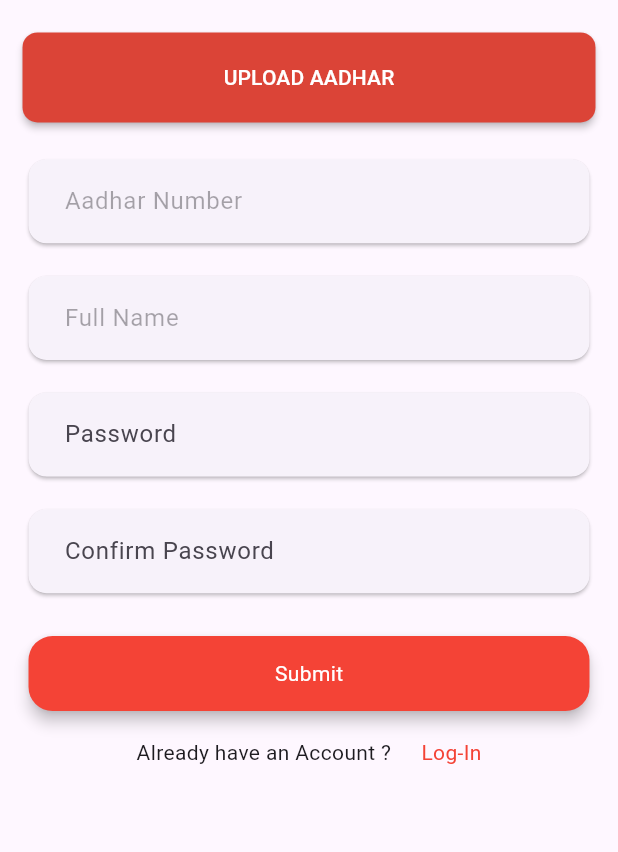
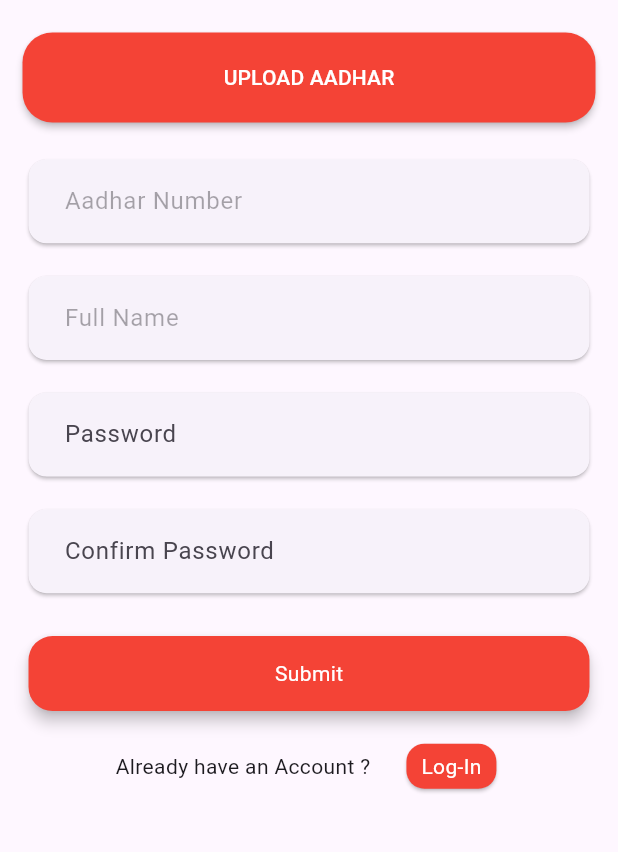
Before and after one commit to Perumallpardhiv/o-bug1, a Flutter app: the screen it shows after launch, after a tap on "Submit", after a tap on "Sign-Up", on a phone screen of 412 x 824 dp, the part 197-1049 px from its top. Run offline on Flutter 3.47's test engine with Material 2 defaults, Android fonts, the phone set to English and light mode, and no system bars; our stand-ins replace adaptive_theme, easy_localization, flutter_native_splash, form_field_validator, google_fonts, hive and 2 more; accounts and stored records are empty.

Commit message:
ui refinement Fixes #21

```diff
--- a/lib/screens/login.dart
+++ b/lib/screens/login.dart
@@ -40,9 +40,12 @@ class _LoginState extends State<Login> {
                 SizedBox(
                   height: MediaQuery.of(context).size.width / 5,
                 ),
-                Image.asset('assets/images/logo.png'),
+                Image.asset(
+                  'assets/images/logo.png',
+                  height: 70,
+                ),
                 SizedBox(
-                  height: MediaQuery.of(context).size.width / 50,
+                  height: MediaQuery.of(context).size.width / 20,
                 ),
                 Card(
                   child: Padding(
@@ -63,12 +66,14 @@ class _LoginState extends State<Login> {
                   child: Padding(
                     padding: const EdgeInsets.only(left: 8, right: 8),
                     child: TextFormField(
-                        validator: RequiredValidator(
-                            errorText: 'Password is required'),
-                        cursorColor: Colors.redAccent,
-                        controller: _passwordController,
-                        decoration: inputDecoration.copyWith(
-                            hintText: 'password'.tr())),
+                      validator:
+                          RequiredValidator(errorText: 'Password is required'),
+                      cursorColor: Colors.redAccent,
+                      controller: _passwordController,
+                      obscureText: true,
+                      decoration:
+                          inputDecoration.copyWith(hintText: 'password'.tr()),
+                    ),
                   ),
                 ),
                 SizedBox(
@@ -124,9 +129,18 @@ class _LoginState extends State<Login> {
                       width: 20,
                     ),
                     GestureDetector(
-                      child: Text(
-                        "signUp".tr(),
-                        style: const TextStyle(color: Colors.red),
+                      child: Card(
+                        color: Colors.red,
+                        child: SizedBox(
+                          width: 70,
+                          height: 30,
+                          child: Center(
+                            child: Text(
+                              "signUp".tr(),
+                              style: const TextStyle(color: Colors.white),
+                            ),
+                          ),
+                        ),
                       ),
                       onTap: () {
                         Navigator.of(context).push(MaterialPageRoute(
--- a/lib/screens/register.dart
+++ b/lib/screens/register.dart
@@ -75,10 +75,10 @@ class _RegisterState extends State<Register> {
                     height: MediaQuery.of(context).size.width / 30,
                   ),
                   MaterialButton(
-                    color: const Color(0xffDB4437),
+                    color: Colors.red,
                     minWidth: MediaQuery.of(context).size.width,
                     shape: const RoundedRectangleBorder(
-                        borderRadius: BorderRadius.all(Radius.circular(10))),
+                        borderRadius: BorderRadius.all(Radius.circular(20))),
                     child: SizedBox(
                       height: 60,
                       child: Center(
@@ -218,9 +218,15 @@ class _RegisterState extends State<Register> {
                         width: 20,
                       ),
                       GestureDetector(
-                        child: Text(
-                          "Log-In".tr(),
-                          style: const TextStyle(color: Colors.red),
+                        child: Card(
+                          color: Colors.red,
+                          child: SizedBox(
+                              width: 60,
+                              height: 30,
+                              child: Center(
+                                child: Text("Log-In".tr(),
+                                    style: ThemeConfig.textStyle),
+                              )),
                         ),
                         onTap: () {
                           Navigator.of(context).pop();
```
